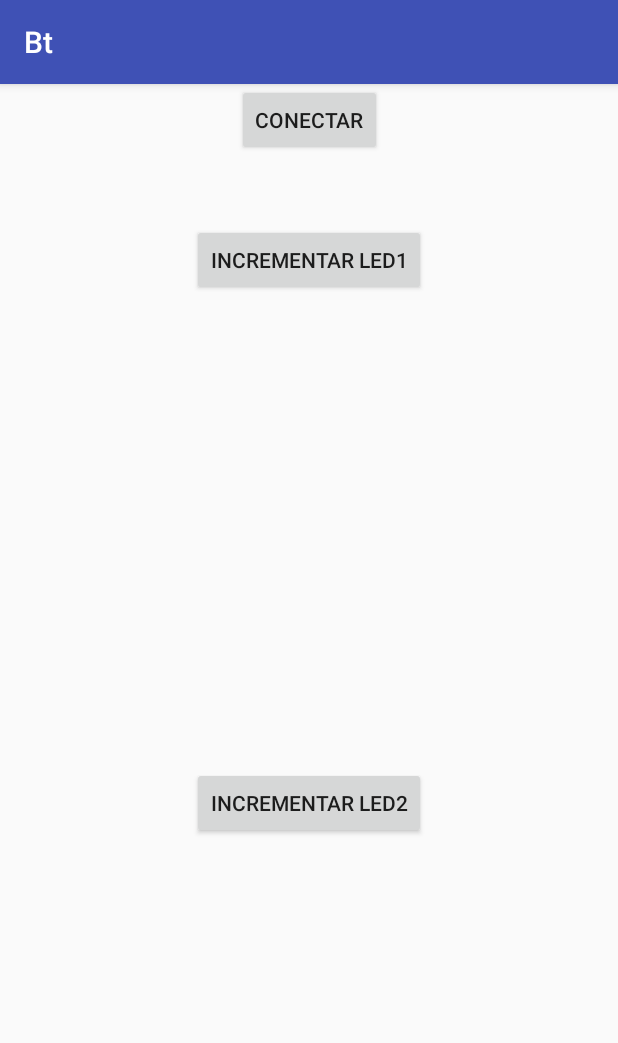
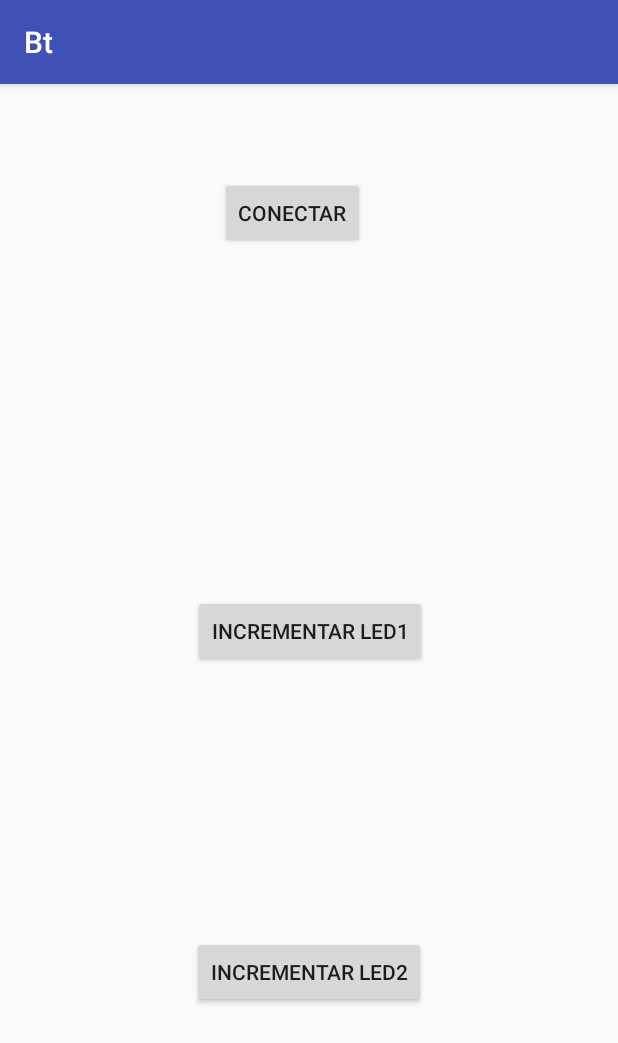
Before and after one commit to farameo/Bt, an Android app: the screen it shows after launch (MainActivity), on a phone screen of 412 x 824 dp. Shown: the top 1043 px of the screen. Run offline under Robolectric (Android 15) with nearby library versions, the phone set to English and light mode, and no system bars.

```diff
--- a/app/src/main/res/layout/activity_main.xml
+++ b/app/src/main/res/layout/activity_main.xml
@@ -12,11 +12,15 @@
         android:layout_height="wrap_content"
         android:text="Conectar"
         android:onClick="ocAcciones"
-        tools:layout_editor_absoluteY="105dp"
         android:layout_marginRight="8dp"
         app:layout_constraintRight_toRightOf="parent"
         android:layout_marginLeft="8dp"
-        app:layout_constraintLeft_toLeftOf="parent" />
+        app:layout_constraintLeft_toLeftOf="parent"
+        android:layout_marginStart="8dp"
+        android:layout_marginEnd="8dp"
+        app:layout_constraintTop_toTopOf="parent"
+        android:layout_marginTop="62dp"
+        app:layout_constraintHorizontal_bias="0.463" />
 
     <Button
         android:id="@+id/btnLed1"
@@ -28,11 +32,14 @@
         app:layout_constraintTop_toBottomOf="@+id/btnBuscar"
         app:layout_constraintBottom_toBottomOf="parent"
         android:layout_marginBottom="8dp"
-        app:layout_constraintVertical_bias="0.057"
+        app:layout_constraintVertical_bias="0.375"
         android:layout_marginRight="8dp"
         app:layout_constraintRight_toRightOf="parent"
         android:layout_marginLeft="8dp"
-        app:layout_constraintLeft_toLeftOf="parent" />
+        app:layout_constraintLeft_toLeftOf="parent"
+        android:layout_marginStart="8dp"
+        android:layout_marginEnd="8dp"
+        app:layout_constraintHorizontal_bias="0.502" />
 
     <Button
         android:id="@+id/btnLed2"
@@ -48,6 +55,8 @@
         app:layout_constraintLeft_toLeftOf="parent"
         app:layout_constraintRight_toRightOf="parent"
         app:layout_constraintTop_toBottomOf="@+id/btnLed1"
-        app:layout_constraintVertical_bias="0.544" />
+        app:layout_constraintVertical_bias="0.544"
+        android:layout_marginStart="8dp"
+        android:layout_marginEnd="8dp" />
 
 </android.support.constraint.ConstraintLayout>
```
Also changed, not shown: app/src/main/java/com/farameo/bt/MainActivity.java (+8 -12 lines).
